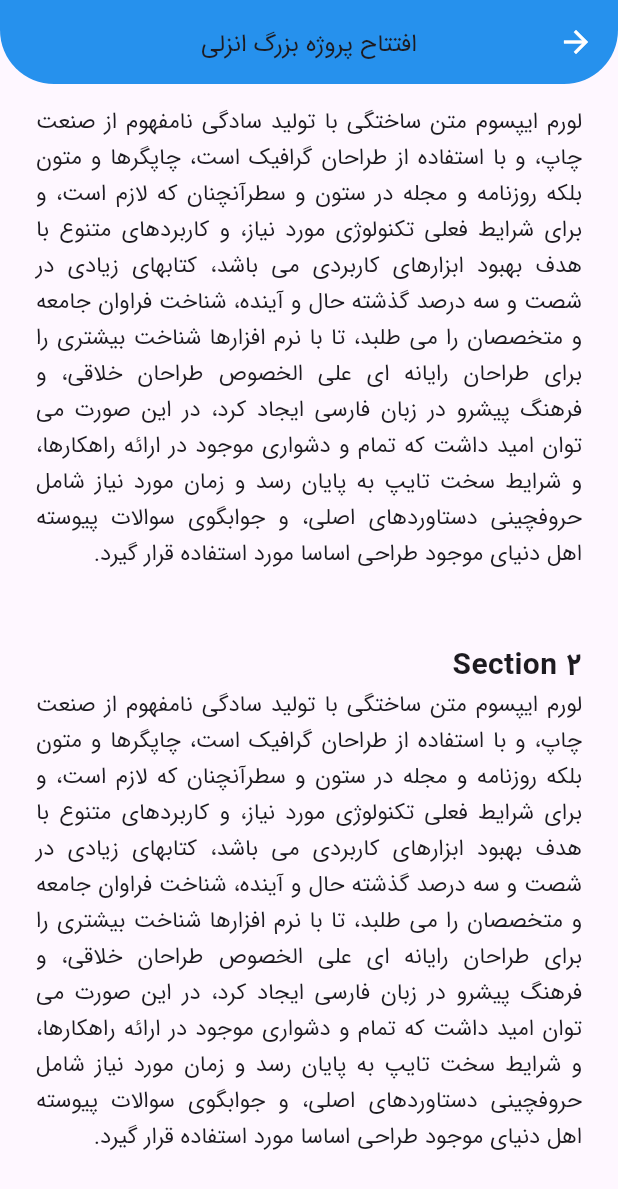
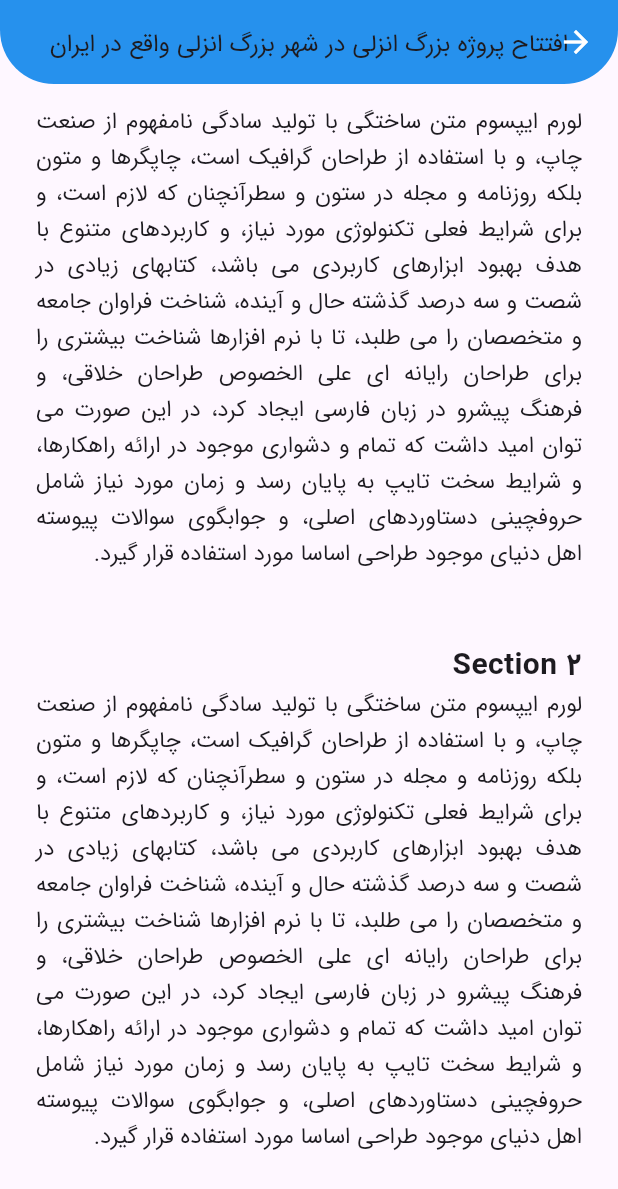
Before and after one commit to bahiraei/porduct_owner, a Flutter app: the NewsScreen screen opened by its route, scrolled down 324 dp, on a phone screen of 412 x 824 dp. Shown: the top 1189 px of the screen. Run offline on Flutter 3.47's test engine with Material 3 defaults, Android fonts, the phone set to English and light mode, and no system bars; our stand-ins replace dropdown_button2, flutter_animate, gap, google_nav_bar, line_icons, pinput and 1 more; missing offline and left inert: persian_datetime_picker.

Commit message:
add news screen

```diff
--- a/lib/features/news/news_screen.dart
+++ b/lib/features/news/news_screen.dart
@@ -50,10 +50,11 @@ class _NewsScreenState extends State<NewsScreen> {
             floating: true,
             flexibleSpace: FlexibleSpaceBar(
               title: const Text(
-                'افتتاح پروژه بزرگ انزلی',
+                'افتتاح پروژه بزرگ انزلی در شهر بزرگ انزلی واقع در ایران',
                 style: TextStyle(
                   fontSize: 16.0,
                 ),
+                overflow: TextOverflow.ellipsis,
               ),
               background: ClipRRect(
                 borderRadius: const BorderRadius.vertical(
--- a/pubspec.yaml
+++ b/pubspec.yaml
@@ -31,6 +31,7 @@ dependencies:
   persian_datetime_picker: ^2.6.0
   syncfusion_flutter_charts: ^23.1.44
   fl_chart: ^0.64.0
+  text_marquee: ^0.0.2
 
 
 
```
Also changed, not shown: pubspec.lock.
